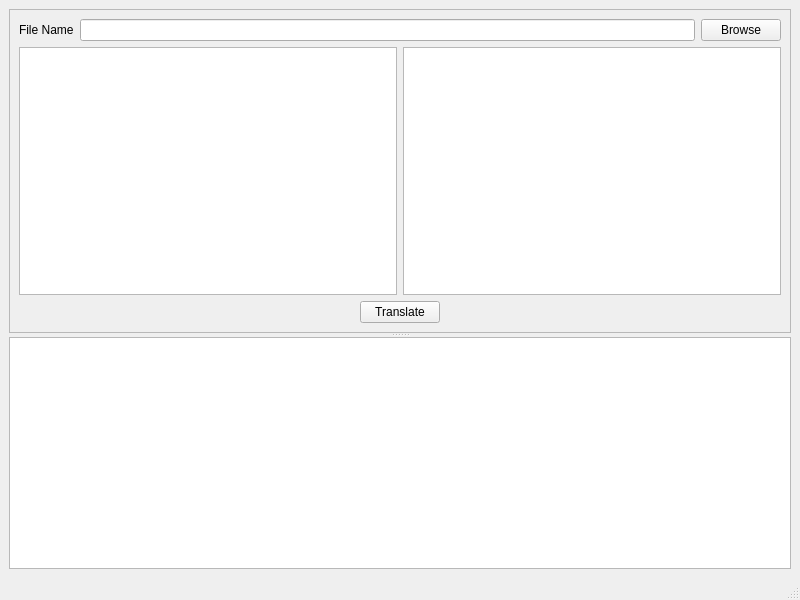
The window that SDD_Major/GUI/mainWindow.ui (apocralyph/sdd-major-project) describes before a commit, drawn with Qt 5.
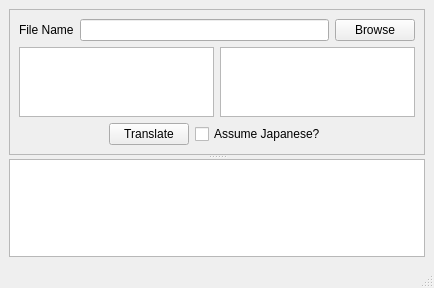
The same window after the commit.

The edit to the form file:
```diff
--- a/SDD_Major/GUI/mainWindow.ui
+++ b/SDD_Major/GUI/mainWindow.ui
@@ -6,10 +6,16 @@
    <rect>
     <x>0</x>
     <y>0</y>
-    <width>800</width>
-    <height>600</height>
+    <width>434</width>
+    <height>288</height>
    </rect>
   </property>
+  <property name="minimumSize">
+   <size>
+    <width>434</width>
+    <height>288</height>
+   </size>
+  </property>
   <property name="windowTitle">
    <string>MainWindow</string>
   </property>
@@ -28,7 +34,7 @@
         <enum>QFrame::Raised</enum>
        </property>
        <layout class="QGridLayout" name="gridLayout">
-        <item row="0" column="0" colspan="3">
+        <item row="0" column="0" colspan="4">
          <layout class="QHBoxLayout" name="horizontalLayout">
           <item>
            <widget class="QLabel" name="label">
@@ -49,7 +55,7 @@
           </item>
          </layout>
         </item>
-        <item row="1" column="0" colspan="3">
+        <item row="1" column="0" colspan="4">
          <layout class="QHBoxLayout" name="horizontalLayout_2">
           <item>
            <widget class="QTextBrowser" name="originalTextBrowser"/>
@@ -80,6 +86,13 @@
          </widget>
         </item>
         <item row="2" column="2">
+         <widget class="QCheckBox" name="checkBox">
+          <property name="text">
+           <string>Assume Japanese?</string>
+          </property>
+         </widget>
+        </item>
+        <item row="2" column="3">
          <spacer name="horizontalSpacer_2">
           <property name="orientation">
            <enum>Qt::Horizontal</enum>
```
Left out of the diff: 2 changed lines with no effect on the pictures.
